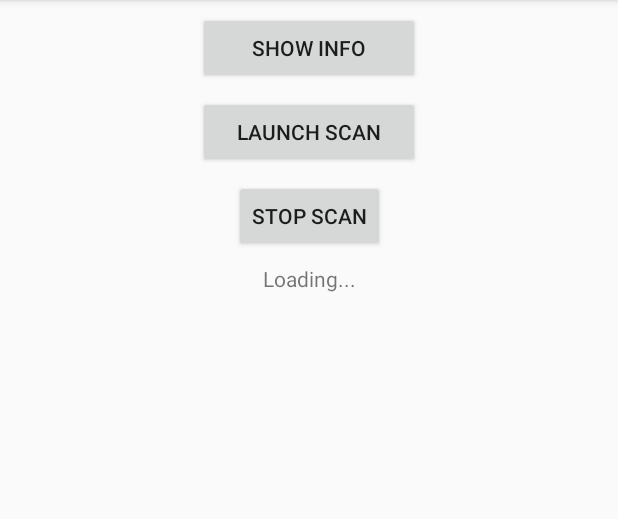
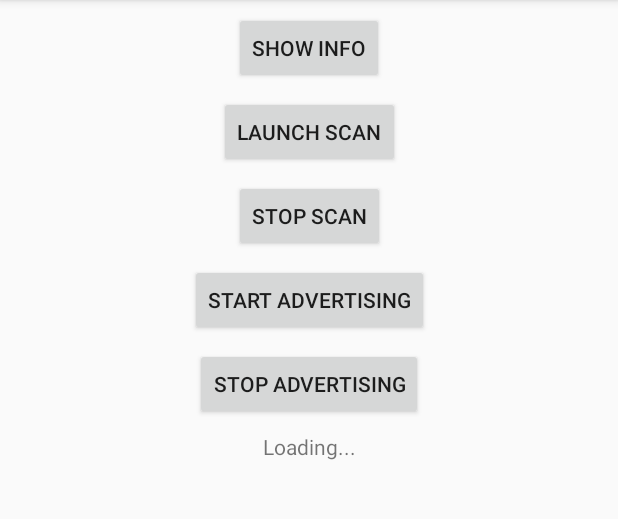
Before and after one commit to jaidis/Bluetooth, an Android app: the screen it shows after launch (MainActivity), on a phone screen of 412 x 824 dp, the part 84-603 px from its top. Run offline under Robolectric (Android 15) with nearby library versions, the phone set to English and light mode, and no system bars.

Commit message:
Start/Stop Advertising Service
- Now it's possible start and stop the Advertising Service
- Added some permissions

```diff
--- a/app/src/main/AndroidManifest.xml
+++ b/app/src/main/AndroidManifest.xml
@@ -8,6 +8,10 @@
     <uses-permission android:name="android.permission.ACCESS_FINE_LOCATION" />
     <uses-permission android:name="android.permission.LOCAL_MAC_ADDRESS"
         tools:ignore="ProtectedPermissions" />
+    <uses-permission android:name="android.permission.READ_LOGS"
+        tools:ignore="ProtectedPermissions" />
+    <uses-permission android:name="android.permission.WRITE_EXTERNAL_STORAGE" />
+    <uses-permission android:name="android.permission.READ_EXTERNAL_STORAGE" />
 
     <application
         android:allowBackup="true"
--- a/app/src/main/res/layout/activity_main.xml
+++ b/app/src/main/res/layout/activity_main.xml
@@ -8,7 +8,7 @@
 
     <Button
         android:id="@+id/bt_Info"
-        android:layout_width="148dp"
+        android:layout_width="wrap_content"
         android:layout_height="wrap_content"
         android:layout_marginStart="8dp"
         android:layout_marginTop="8dp"
@@ -21,7 +21,7 @@
 
     <Button
         android:id="@+id/bt_Scan"
-        android:layout_width="148dp"
+        android:layout_width="wrap_content"
         android:layout_height="wrap_content"
         android:layout_marginStart="8dp"
         android:layout_marginTop="8dp"
@@ -45,6 +45,32 @@
         app:layout_constraintStart_toStartOf="parent"
         app:layout_constraintTop_toBottomOf="@+id/bt_Scan" />
 
+    <Button
+        android:id="@+id/bt_Advertising"
+        android:layout_width="wrap_content"
+        android:layout_height="wrap_content"
+        android:layout_marginStart="8dp"
+        android:layout_marginTop="8dp"
+        android:layout_marginEnd="8dp"
+        android:onClick="sendAdvertising"
+        android:text="@string/btAdvertising"
+        app:layout_constraintEnd_toEndOf="parent"
+        app:layout_constraintStart_toStartOf="parent"
+        app:layout_constraintTop_toBottomOf="@+id/bt_Scan_Stop" />
+
+    <Button
+        android:id="@+id/bt_AdvertisingStop"
+        android:layout_width="wrap_content"
+        android:layout_height="wrap_content"
+        android:layout_marginStart="8dp"
+        android:layout_marginTop="8dp"
+        android:layout_marginEnd="8dp"
+        android:onClick="stopAdvertising"
+        android:text="@string/btAdvertisingStop"
+        app:layout_constraintEnd_toEndOf="parent"
+        app:layout_constraintStart_toStartOf="parent"
+        app:layout_constraintTop_toBottomOf="@+id/bt_Advertising" />
+
     <TextView
         android:id="@+id/textoDefecto"
         android:layout_width="wrap_content"
@@ -55,6 +81,6 @@
         android:text="@string/loading_text"
         app:layout_constraintEnd_toEndOf="parent"
         app:layout_constraintStart_toStartOf="parent"
-        app:layout_constraintTop_toBottomOf="@+id/bt_Scan_Stop" />
+        app:layout_constraintTop_toBottomOf="@+id/bt_AdvertisingStop" />
 
 </android.support.constraint.ConstraintLayout>
--- a/app/src/main/res/values/strings.xml
+++ b/app/src/main/res/values/strings.xml
@@ -4,6 +4,8 @@
     <string name="btInfo">Show Info</string>
     <string name="btScan">Launch Scan</string>
     <string name="btStop">Stop Scan</string>
+    <string name="btAdvertising">Start advertising</string>
+    <string name="btAdvertisingStop">Stop advertising</string>
     <string name="bt_not_enabled_leaving">Es necesario activar el dispositivo Bluetooth, aplicación abortada</string>
     <string name="bt_null">Error: Bluetooth object null</string>
 
```
Also changed, not shown: app/src/main/java/com/daswaretech/bluetooth/AdvertiserService.java (+9 -3 lines), app/src/main/java/com/daswaretech/bluetooth/MainActivity.java (+35 -9 lines).
